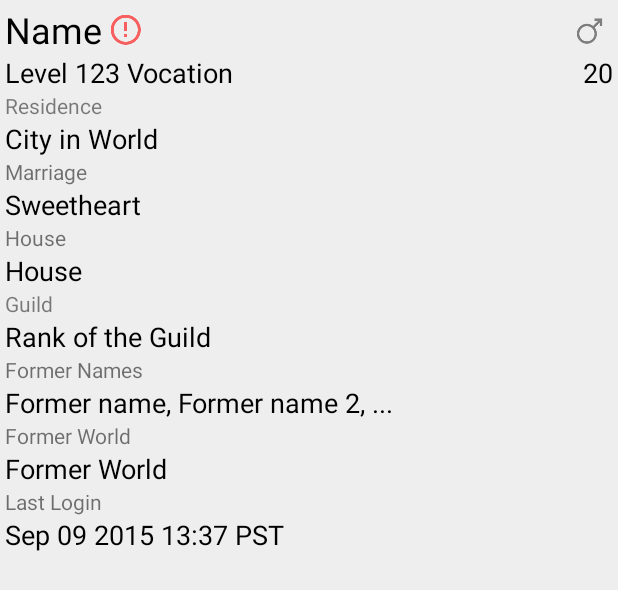
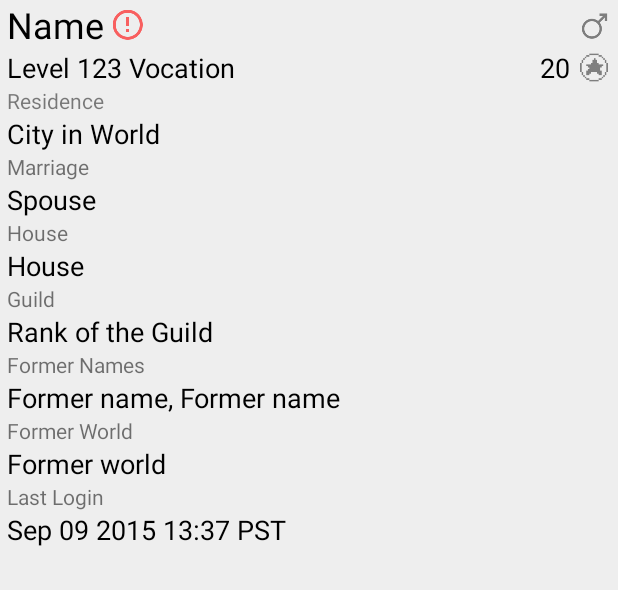
Before and after one commit to Galarzaa90/TibiaCompendium, an Android app: the layout card_character_info.xml on its own in the app's theme, with its tools: preview values and no code run, on a phone screen of 412 x 824 dp. Shown: the top 590 px of the screen. Run offline under Robolectric (Android 15) with nearby library versions, the phone set to English and light mode, and no system bars.

Commit message:
Update ConstraintLayout version

```diff
--- a/app/src/main/res/layout/card_character_info.xml
+++ b/app/src/main/res/layout/card_character_info.xml
@@ -4,13 +4,19 @@
     xmlns:app="http://schemas.android.com/apk/res-auto"
     android:layout_width="match_parent"
     android:layout_height="match_parent"
-    android:padding="@dimen/cardview_padding"
     xmlns:tools="http://schemas.android.com/tools">
+    <android.support.constraint.Guideline
+        android:layout_width="wrap_content"
+        android:layout_height="wrap_content"
+        android:id="@+id/guideline"
+        app:layout_constraintGuide_begin="5dp"
+        android:orientation="vertical"
+        tools:layout_editor_absoluteY="0dp"
+        tools:layout_editor_absoluteX="5dp" />
     <ImageView
         android:id="@+id/warning"
         android:layout_width="wrap_content"
         android:layout_height="wrap_content"
-        android:layout_weight="0"
         android:src="@drawable/ic_warning"
         android:tint="@color/red"
         android:visibility="gone"
@@ -24,16 +30,14 @@
         android:layout_height="wrap_content"
         android:layout_width="wrap_content"
         android:gravity="center_vertical"
-        android:layout_weight="10"
         tools:text="Name"
         style="@style/BigTitleText"
-        app:layout_constraintLeft_toLeftOf="parent"
+        app:layout_constraintLeft_toLeftOf="@+id/guideline"
         app:layout_constraintTop_toTopOf="parent" />
     <ImageView
         android:id="@+id/gender"
         android:layout_width="wrap_content"
         android:layout_height="wrap_content"
-        android:layout_weight="0"
         android:src="@drawable/ic_male"
         android:contentDescription="@string/male"
         app:layout_constraintRight_toRightOf="parent"
@@ -42,11 +46,10 @@
         android:id="@+id/summary"
         android:layout_width="wrap_content"
         android:layout_height="wrap_content"
-        android:layout_weight="100"
         style="@style/EntryText"
         tools:text="Level 123 Vocation"
         app:layout_constraintTop_toBottomOf="@+id/name"
-        app:layout_constraintLeft_toLeftOf="@+id/name" />
+        app:layout_constraintLeft_toLeftOf="@+id/guideline" />
     <TextView
         android:id="@+id/achievements"
         android:layout_width="wrap_content"
@@ -57,13 +60,14 @@
         app:layout_constraintBaseline_toBaselineOf="@+id/summary" />
     <ImageView
         android:id="@+id/icon_achievements"
-        android:layout_width="0dp"
+        android:layout_width="wrap_content"
         android:layout_height="0dp"
         android:layout_gravity="center"
         android:src="@drawable/ic_achievements"
         android:contentDescription="@string/achievements"
         app:layout_constraintRight_toRightOf="parent"
-        app:layout_constraintBottom_toBottomOf="@+id/summary" />
+        app:layout_constraintTop_toTopOf="@id/achievements"
+        app:layout_constraintBottom_toBottomOf="@id/achievements"/>
     <TextView
         android:id="@+id/residence_title"
         android:layout_height="wrap_content"
@@ -71,7 +75,7 @@
         android:text="@string/residence"
         style="@style/TitleText"
         app:layout_constraintTop_toBottomOf="@+id/summary"
-        app:layout_constraintLeft_toLeftOf="@+id/summary" />
+        app:layout_constraintLeft_toLeftOf="@+id/guideline" />
     <TextView
         android:id="@+id/residence"
         android:layout_height="wrap_content"
@@ -79,113 +83,89 @@
         tools:text="City in World"
         style="@style/EntryText"
         app:layout_constraintTop_toBottomOf="@+id/residence_title"
-        app:layout_constraintLeft_toLeftOf="@+id/residence_title" />
-    <LinearLayout
-        android:id="@+id/container_marriage"
-        android:layout_height="wrap_content"
-        android:layout_width="0dp"
-        android:orientation="vertical"
-        android:visibility="gone"
-        tools:visibility="visible"
-        app:layout_constraintTop_toBottomOf="@+id/residence"
-        app:layout_constraintLeft_toLeftOf="@+id/residence">
+        app:layout_constraintLeft_toLeftOf="@+id/guideline" />
     <TextView
+        android:id="@+id/marriage_title"
         android:layout_width="wrap_content"
         android:layout_height="wrap_content"
-            android:text="@string/marriage"/>
+        android:text="@string/marriage"
+        app:layout_constraintTop_toBottomOf="@+id/residence"
+        app:layout_constraintLeft_toLeftOf="@+id/guideline" />
     <TextView
         android:id="@+id/marriage"
         android:layout_width="wrap_content"
         android:layout_height="wrap_content"
-            tools:text="Sweetheart"
-            style="@style/EntryText"/>
-        </LinearLayout>
-    <LinearLayout
-        android:id="@+id/container_house"
-        android:layout_width="0dp"
+        tools:text="Spouse"
+        style="@style/EntryText"
+        app:layout_constraintTop_toBottomOf="@+id/marriage_title"
+        app:layout_constraintLeft_toLeftOf="@+id/guideline" />
+    <TextView
+        android:id="@+id/house_title"
+        android:layout_width="wrap_content"
         android:layout_height="wrap_content"
-        android:orientation="vertical"
-        android:visibility="gone"
-        tools:visibility="visible"
-        app:layout_constraintTop_toBottomOf="@+id/container_marriage"
-        app:layout_constraintLeft_toLeftOf="@+id/container_marriage">
-        <TextView
-            android:layout_height="wrap_content"
-            android:layout_width="wrap_content"
-            android:text="@string/house"/>
+        android:text="@string/house"
+        app:layout_constraintTop_toBottomOf="@+id/marriage"
+        app:layout_constraintLeft_toLeftOf="@+id/guideline" />
     <TextView
         android:id="@+id/house"
+        android:layout_width="wrap_content"
         android:layout_height="wrap_content"
+        tools:text="House"
+        style="@style/EntryText"
+        app:layout_constraintTop_toBottomOf="@+id/house_title"
+        app:layout_constraintLeft_toLeftOf="@+id/guideline"/>
+    <TextView
+        android:id="@+id/guild_title"
         android:layout_width="wrap_content"
-            tools:text="House"
-            style="@style/EntryText"/>
-    </LinearLayout>
-    <LinearLayout
-        android:id="@+id/container_guild"
-        android:layout_width="0dp"
         android:layout_height="wrap_content"
-        android:orientation="vertical"
-        app:layout_constraintTop_toBottomOf="@+id/container_house"
-        app:layout_constraintLeft_toLeftOf="@+id/container_house">
-        <TextView
-            android:layout_height="wrap_content"
-            android:layout_width="wrap_content"
         android:text="@string/guild"
-            style="@style/TitleText"/>
+        app:layout_constraintTop_toBottomOf="@+id/house"
+        app:layout_constraintLeft_toLeftOf="@+id/guideline"/>
     <TextView
         android:id="@+id/guild"
-            android:layout_height="wrap_content"
-            android:layout_width="wrap_content"
-            tools:text="Rank of the Guild"
-            style="@style/EntryText"/>
-    </LinearLayout>
-    <LinearLayout
-        android:id="@+id/container_former_names"
         android:layout_width="wrap_content"
         android:layout_height="wrap_content"
-        android:orientation="vertical"
-        android:visibility="gone"
-        tools:visibility="visible"
-        app:layout_constraintLeft_toLeftOf="@+id/container_guild"
-        app:layout_constraintTop_toBottomOf="@+id/container_guild">
+        tools:text="Rank of the Guild"
+        style="@style/EntryText"
+        app:layout_constraintTop_toBottomOf="@+id/guild_title"
+        app:layout_constraintLeft_toLeftOf="@+id/guideline"/>
     <TextView
+        android:id="@+id/former_names_title"
+        android:layout_width="wrap_content"
         android:layout_height="wrap_content"
-            android:layout_width="wrap_content"
-            android:text="@string/former_names"/>
+        android:text="@string/former_names"
+        app:layout_constraintTop_toBottomOf="@+id/guild"
+        app:layout_constraintLeft_toLeftOf="@+id/guideline"/>
     <TextView
         android:id="@+id/former_names"
-            android:layout_height="wrap_content"
-            android:layout_width="wrap_content"
-            tools:text="Former name, Former name 2, ..."
-            style="@style/EntryText"/>
-    </LinearLayout>
-    <LinearLayout
-        android:id="@+id/container_former_world"
         android:layout_width="wrap_content"
         android:layout_height="wrap_content"
-        android:orientation="vertical"
-        android:visibility="gone"
-        tools:visibility="visible"
-        app:layout_constraintTop_toBottomOf="@+id/container_former_names"
-        app:layout_constraintLeft_toLeftOf="@+id/container_former_names">
+        tools:text="Former name, Former name"
+        style="@style/EntryText"
+        app:layout_constraintTop_toBottomOf="@+id/former_names_title"
+        app:layout_constraintLeft_toLeftOf="@+id/guideline"/>
     <TextView
+        android:id="@+id/former_world_title"
+        android:layout_width="wrap_content"
         android:layout_height="wrap_content"
-            android:layout_width="wrap_content"
-            android:text="@string/former_world"/>
+        android:text="@string/former_world"
+        app:layout_constraintTop_toBottomOf="@+id/former_names"
+        app:layout_constraintLeft_toLeftOf="@+id/guideline"/>
     <TextView
         android:id="@+id/former_world"
+        android:layout_width="wrap_content"
         android:layout_height="wrap_content"
-            android:layout_width="wrap_content"
-            tools:text="Former World"
-            style="@style/EntryText"/>
-    </LinearLayout>
+        tools:text="Former world"
+        style="@style/EntryText"
+        app:layout_constraintTop_toBottomOf="@+id/former_world_title"
+        app:layout_constraintLeft_toLeftOf="@+id/guideline"/>
     <TextView
         android:id="@+id/last_login_title"
         android:layout_height="wrap_content"
         android:layout_width="wrap_content"
         android:text="@string/last_login"
-        app:layout_constraintTop_toBottomOf="@+id/container_former_world"
-        app:layout_constraintLeft_toLeftOf="@+id/container_former_world" />
+        app:layout_constraintTop_toBottomOf="@+id/former_world"
+        app:layout_constraintLeft_toLeftOf="@+id/guideline" />
     <TextView
         android:id="@+id/last_login"
         android:layout_height="wrap_content"
@@ -193,5 +173,5 @@
         tools:text="Sep 09 2015 13:37 PST"
         style="@style/EntryText"
         app:layout_constraintTop_toBottomOf="@+id/last_login_title"
-        app:layout_constraintLeft_toLeftOf="@+id/last_login_title" />
+        app:layout_constraintLeft_toLeftOf="@+id/guideline" />
 </android.support.constraint.ConstraintLayout>
```
Also changed, not shown: app/build.gradle (+6 -6 lines), app/src/main/java/com/galarza/tibiacompendium/CharacterFragment.java (+39 -25 lines). Lines whose indentation alone changed are shown as unchanged.
